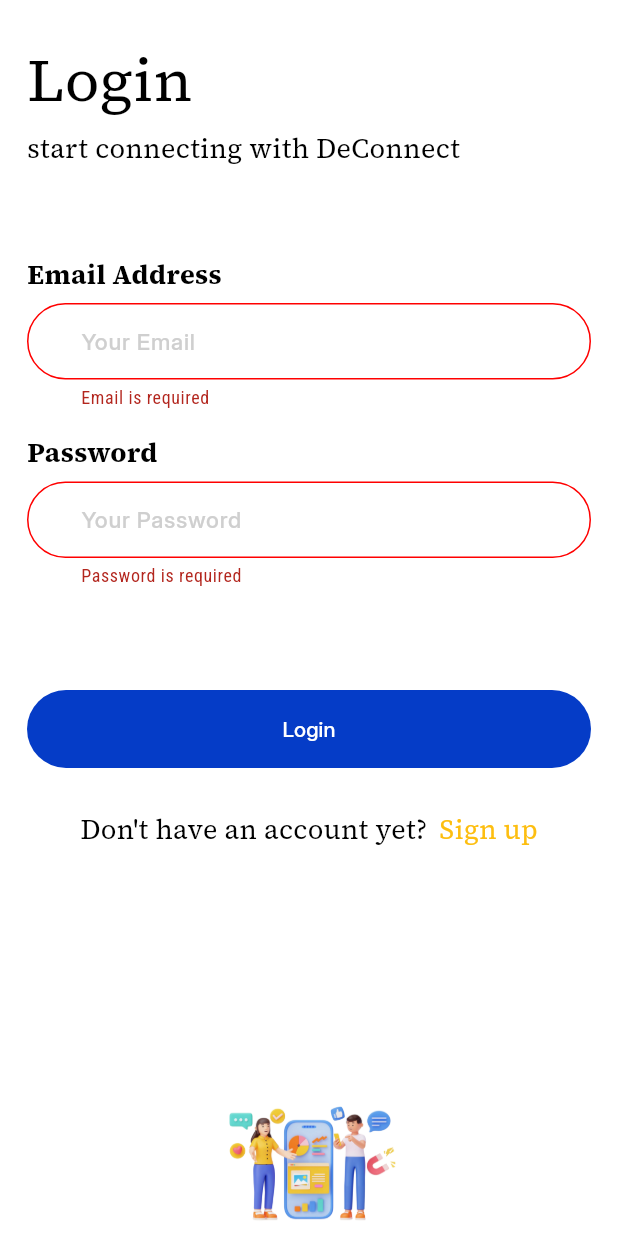
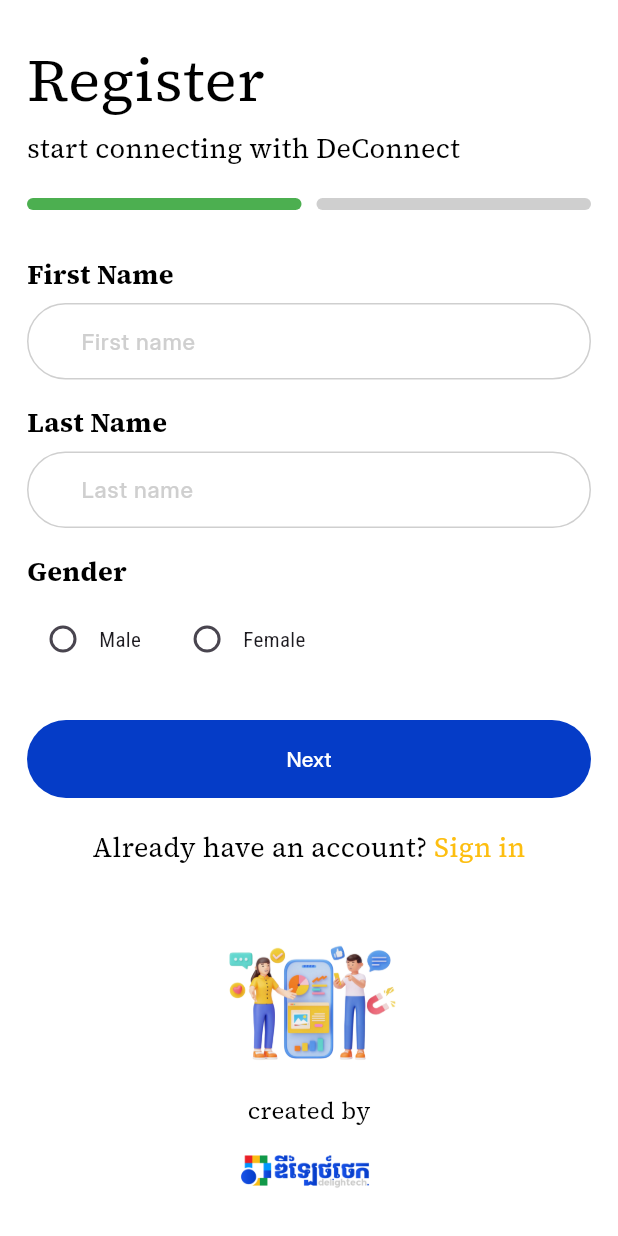
Before and after one commit to panhavathGit/deConnect-frontend, a Flutter app: the screen it shows after launch, after a tap on "Login", after a tap on "Sign up", on a phone screen of 412 x 824 dp. Run offline on Flutter 3.47's test engine with Material 3 defaults, Android fonts, the phone set to English and light mode, and no system bars; our stand-ins replace cached_network_image, flutter_dotenv, flutter_svg, go_router, supabase_flutter; accounts and stored records are empty.

Commit message:
feat: finish register

```diff
--- a/lib/core/routes/app_router.dart
+++ b/lib/core/routes/app_router.dart
@@ -9,6 +9,7 @@
 import '../../features/feed/presentation/views/post_detail_page.dart';
 import '../../features/feed/presentation/views/comments_page.dart';
 import '../../features/feed/data/models/feed_model.dart';
+import '../../features/auth/views/register_screen.dart';
 
 class AppRouter {
 
@@ -27,16 +28,30 @@
 
       if(_bypassAuth) return null;
 
+      // final isLoggedIn = SupabaseService.client.auth.currentUser != null;
+      // final isGoingToLogin = state.matchedLocation == '/login';
+
+      // // If user is not logged in and not going to login, redirect to login
+      // if (!isLoggedIn && !isGoingToLogin) {
+      //   return '/login';
+      // }
+
+      // // If user is logged in and going to login, redirect to main
+      // if (isLoggedIn && isGoingToLogin) {
+      //   return '/main';
+      // }
+
       final isLoggedIn = SupabaseService.client.auth.currentUser != null;
       final isGoingToLogin = state.matchedLocation == '/login';
+      final isGoingToRegister = state.matchedLocation == '/register';
 
-      // If user is not logged in and not going to login, redirect to login
-      if (!isLoggedIn && !isGoingToLogin) {
+      // If user is not logged in and not going to auth pages, redirect to login
+      if (!isLoggedIn && !isGoingToLogin && !isGoingToRegister) {
         return '/login';
       }
 
-      // If user is logged in and going to login, redirect to main
-      if (isLoggedIn && isGoingToLogin) {
+      // If user is logged in and going to auth pages, redirect to main
+      if (isLoggedIn && (isGoingToLogin || isGoingToRegister)) {
         return '/main';
       }
 
@@ -51,6 +66,13 @@
         name: 'login',
         pageBuilder: (context, state) => NoTransitionPage(
           child: LoginScreen.builder(context),
+        ),
+      ),
+      GoRoute(
+        path: '/register',
+        name: 'register',
+        pageBuilder: (context, state) => NoTransitionPage(
+          child: RegisterScreen.builder(context),
         ),
       ),
 
--- a/lib/core/widgets/custom_button.dart
+++ b/lib/core/widgets/custom_button.dart
@@ -72,7 +72,7 @@
   Widget build(BuildContext context) {
     return Container(
       width: width,
-      margin: margin ?? EdgeInsets.only(top: 68),
+      margin: margin ?? EdgeInsets.only(top: 20),
       child: ElevatedButton(
         onPressed: isEnabled ? onPressed : null,
         style: ElevatedButton.styleFrom(
--- a/lib/features/auth/data/models/user_model.dart
+++ b/lib/features/auth/data/models/user_model.dart
@@ -3,6 +3,9 @@
   final String id;
   final String name;
   final String email;
+  final String? firstName;      // Add
+  final String? lastName;       // Add
+  final String? gender;         // Add
   final String? avatarUrl;
   final String? bio;
   final DateTime createdAt;
@@ -11,6 +14,9 @@
     required this.id,
     required this.name,
     required this.email,
+    this.firstName,               // Add
+    this.lastName,                // Add
+    this.gender,                  // Add
     this.avatarUrl,
     this.bio,
     required this.createdAt,
@@ -19,8 +25,11 @@
   factory User.fromJson(Map<String, dynamic> json) {
     return User(
       id: json['id'],
-      name: json['name'],
+      name: json['name'] ?? json['username'] ?? 'Unknown',
       email: json['email'],
+      firstName: json['first_name'],     // Add
+      lastName: json['last_name'],       // Add
+      gender: json['gender'],            // Add
       avatarUrl: json['avatar_url'],
       bio: json['bio'],
       createdAt: json['created_at'] != null
@@ -34,6 +43,9 @@
       'id': id,
       'name': name,
       'email': email,
+      'first_name': firstName,         // Add
+      'last_name': lastName,           // Add
+      'gender': gender,                // Add
       'avatar_url': avatarUrl,
       'bio': bio,
       'created_at': createdAt.toIso8601String(),
--- a/lib/features/auth/data/repositories/auth_repository.dart
+++ b/lib/features/auth/data/repositories/auth_repository.dart
@@ -1,14 +1,58 @@
+// import 'package:supabase_flutter/supabase_flutter.dart';
+// import '../../../../../core/services/supabase_service.dart';
+
+// class AuthRepository {
+//   final _supabase = SupabaseService.client;
+
+//   // Future<AuthResponse> login(String email, String password) async {
+//   //   return await _supabase.auth.signInWithPassword(email: email, password: password);
+//   // }
+
+//    Future<AuthResponse> login(String email, String password) async {
+//     try {
+//       print('🔐 Attempting login for: $email');
+//       final response = await _supabase.auth.signInWithPassword(
+//         email: email,
+//         password: password
+//       );
+//       print('✅ Login successful: ${response.user?.email}');
+//       print('📝 User ID: ${response.user?.id}');
+//       print('📊 User metadata: ${response.user?.userMetadata}');
+//       return response;
+//     } catch (e) {
+//       print('❌ Login error: $e');
+//       rethrow;
+//     }
+//   }
+
+//   Future<AuthResponse> register(String email, String password, String username) async {
+//     return await _supabase.auth.signUp(
+//       email: email,
+//       password: password,
+//       data: {'username': username}, // Triggers the DB function
+//     );
+//   }
+
+//   Future<void> logout() async => await _supabase.auth.signOut();
+
+//   // User? get currentUser => _supabase.auth.currentUser;
+//   User? get currentUser {
+//     final user = _supabase.auth.currentUser;
+//     print('👤 Current user: ${user?.email ?? "No user logged in"}');
+//     return user;
+//   }
+
+// }
+
+
+// lib/features/auth/data/repositories/auth_repository.dart
 import 'package:supabase_flutter/supabase_flutter.dart';
 import '../../../../../core/services/supabase_service.dart';
 
 class AuthRepository {
   final _supabase = SupabaseService.client;
 
-  // Future<AuthResponse> login(String email, String password) async {
-  //   return await _supabase.auth.signInWithPassword(email: email, password: password);
-  // }
-
-   Future<AuthResponse> login(String email, String password) async {
+  Future<AuthResponse> login(String email, String password) async {
     try {
       print('🔐 Attempting login for: $email');
       final response = await _supabase.auth.signInWithPassword(
@@ -25,21 +69,49 @@
     }
   }
 
-  Future<AuthResponse> register(String email, String password, String username) async {
-    return await _supabase.auth.signUp(
-      email: email,
-      password: password,
-      data: {'username': username}, // Triggers the DB function
-    );
+  Future<AuthResponse> register({
+    required String email,
+    required String password,
+    required String username,
+    String? firstName,
+    String? lastName,
+    String? gender,
+  }) async {
+    try {
+      print('📝 Registering user: $email');
+      print('   Username: $username');
+      print('   First Name: $firstName');
+      print('   Last Name: $lastName');
+      print('   Gender: $gender');
+
+      final response = await _supabase.auth.signUp(
+        email: email,
+        password: password,
+        data: {
+          'username': username,
+          'first_name': firstName,
+          'last_name': lastName,
+          'gender': gender,
+        },
+      );
+
+      print('✅ Registration successful!');
+      return response;
+    } catch (e) {
+      print('❌ Registration error: $e');
+      rethrow;
+    }
   }
 
-  Future<void> logout() async => await _supabase.auth.signOut();
+  Future<void> logout() async {
+    print('🚪 Logging out...');
+    await _supabase.auth.signOut();
+    print('✅ Logout successful');
+  }
 
-  // User? get currentUser => _supabase.auth.currentUser;
   User? get currentUser {
     final user = _supabase.auth.currentUser;
     print('👤 Current user: ${user?.email ?? "No user logged in"}');
     return user;
   }
-
 }
--- a/lib/features/auth/views/login_screen.dart
+++ b/lib/features/auth/views/login_screen.dart
@@ -1,3 +1,4 @@
+// lib/features/auth/views/login_screen.dart
 import 'package:flutter/material.dart';
 import '../../../core/app_export.dart';
 import '../../../core/widgets/custom_button.dart';
@@ -33,7 +34,8 @@
   Widget build(BuildContext context) {
     return Scaffold(
       backgroundColor: appTheme.white_A700,
-      body: Consumer<AuthViewModel>(
+      body: SafeArea(  // Added SafeArea
+        child: Consumer<AuthViewModel>(
           builder: (context, provider, child) {
             return SingleChildScrollView(
               child: Form(
@@ -100,7 +102,7 @@
                         ],
                       ),
                       CustomButton(
-                      text: 'Login',
+                        text: provider.isLoading ? 'Loading...' : 'Login',
                         width: double.infinity,
                         backgroundColor: appTheme.blue_900,
                         textColor: appTheme.white_A700,
@@ -112,27 +114,11 @@
                         margin: EdgeInsets.only(top: 68),
                         fontSize: 15,
                         fontWeight: FontWeight.w700,
-                      // onPressed: provider.isLoading
-                      //     ? null
-                      //     : () {
-                      //         provider.onLoginPressed(context, _formKey);
-                      //       },
-                      // In the login button:
-
-                      // onPressed: () {
-                      //   // TODO: Implement provider-based authentication later
-                      //   // For now, navigate directly to feed page for UI testing
-                      //   if (_formKey.currentState?.validate() ?? false) {
-                      //     context.go('/main');
-                      //   }
-                      // },
-
                         onPressed: provider.isLoading
                             ? null
                             : () {
                                 provider.onLoginPressed(context, _formKey);
                               },
-
                       ),
                       SizedBox(height: 28),
                       Row(
@@ -147,7 +133,7 @@
                           SizedBox(width: 8),
                           GestureDetector(
                             onTap: () {
-                            provider.onSignUpPressed();
+                              provider.onSignUpPressed(context);
                             },
                             child: Text(
                               'Sign up',
@@ -159,7 +145,7 @@
                           ),
                         ],
                       ),
-                    SizedBox(height: 156),
+                      SizedBox(height: 100),
                       Center(
                         child: CustomImageView(
                           imagePath: ImageConstant.img3dIllustration,
@@ -194,6 +180,7 @@
             );
           },
         ),
+      ),
     );
   }
 }
--- /dev/null
+++ b/lib/features/auth/views/register_screen.dart
@@ -0,0 +1,369 @@
+// lib/features/auth/views/register_screen.dart
+import 'package:flutter/material.dart';
+import '../../../core/app_export.dart';
+import '../../../core/widgets/custom_button.dart';
+import '../../../core/widgets/custom_edit_text.dart';
+import '../../../core/widgets/custom_image_view.dart';
+import '../viewmodels/auth_viewmodel.dart';
+import 'package:go_router/go_router.dart';
+
+class RegisterScreen extends StatefulWidget {
+  const RegisterScreen({super.key});
+
+  static Widget builder(BuildContext context) {
+    return ChangeNotifierProvider<AuthViewModel>(
+      create: (context) => AuthViewModel(),
+      child: const RegisterScreen(),
+    );
+  }
+
+  @override
+  State<RegisterScreen> createState() => _RegisterScreenState();
+}
+
+class _RegisterScreenState extends State<RegisterScreen> {
+  final PageController _pageController = PageController();
+  final _formKeyStepOne = GlobalKey<FormState>();
+  final _formKeyStepTwo = GlobalKey<FormState>();
+  int _currentStep = 0;
+
+  void _nextPage() {
+    if (_currentStep == 0) {
+      if (_formKeyStepOne.currentState?.validate() ?? false) {
+        _pageController.nextPage(
+          duration: const Duration(milliseconds: 300),
+          curve: Curves.easeInOut,
+        );
+      }
+    }
+  }
+
+  void _previousPage() {
+    _pageController.previousPage(
+      duration: const Duration(milliseconds: 300),
+      curve: Curves.easeInOut,
+    );
+  }
+
+  @override
+  void dispose() {
+    _pageController.dispose();
+    super.dispose();
+  }
+
+  @override
+  Widget build(BuildContext context) {
+    return Scaffold(
+      backgroundColor: appTheme.white_A700,
+      body: Consumer<AuthViewModel>(
+        builder: (context, provider, child) {
+          return SafeArea(
+            child: Column(
+              children: [
+                Expanded(
+                  child: PageView(
+                    controller: _pageController,
+                    physics: const NeverScrollableScrollPhysics(),
+                    onPageChanged: (int page) => setState(() => _currentStep = page),
+                    children: [
+                      _buildStepOne(provider),
+                      _buildStepTwo(provider),
+                    ],
+                  ),
+                ),
+                _buildFooter(),
+              ],
+            ),
+          );
+        },
+      ),
+    );
+  }
+
+  Widget _buildStepOne(AuthViewModel provider) {
+    return SingleChildScrollView(
+      padding: const EdgeInsets.only(top: 24, left: 18, right: 18),
+      child: Form(
+        key: _formKeyStepOne,
+        child: Column(
+          crossAxisAlignment: CrossAxisAlignment.start,
+          children: [
+            _buildHeader(),
+            _buildProgressBar(step: 1),
+            const SizedBox(height: 30),
+
+            // First Name
+            Text(
+              'First Name',
+              style: TextStyleHelper.instance.title18BoldSourceSerifPro,
+            ),
+            const SizedBox(height: 6),
+            CustomEditText(
+              inputType: CustomInputType.text,
+              placeholder: 'First name',
+              controller: provider.firstNameController,
+              validator: (value) => provider.validateName(value, 'First name'),
+            ),
+            const SizedBox(height: 16),
+
+            // Last Name
+            Text(
+              'Last Name',
+              style: TextStyleHelper.instance.title18BoldSourceSerifPro,
+            ),
+            const SizedBox(height: 6),
+            CustomEditText(
+              inputType: CustomInputType.text,
+              placeholder: 'Last name',
+              controller: provider.lastNameController,
+              validator: (value) => provider.validateName(value, 'Last name'),
+            ),
+            const SizedBox(height: 16),
+
+            // Gender
+            Text(
+              'Gender',
+              style: TextStyleHelper.instance.title18BoldSourceSerifPro,
+            ),
+            const SizedBox(height: 8),
+            Row(
+              children: [
+                Radio<String>(
+                  value: 'Male',
+                  groupValue: provider.selectedGender,
+                  onChanged: (value) => provider.setGender(value!),
+                  activeColor: appTheme.blue_900,
+                ),
+                const Text('Male'),
+                const SizedBox(width: 20),
+                Radio<String>(
+                  value: 'Female',
+                  groupValue: provider.selectedGender,
+                  onChanged: (value) => provider.setGender(value!),
+                  activeColor: appTheme.blue_900,
+                ),
+                const Text('Female'),
+              ],
+            ),
+            const SizedBox(height: 10),
+
+            CustomButton(
+              text: 'Next',
+              width: double.infinity,
+              backgroundColor: appTheme.blue_900,
+              textColor: appTheme.white_A700,
+              borderRadius: 28,
+              padding: const EdgeInsets.symmetric(vertical: 16, horizontal: 30),
+              fontSize: 15,
+              fontWeight: FontWeight.w700,
+              onPressed: _nextPage,
+            ),
+            const SizedBox(height: 20),
+
+            Center(
+              child: GestureDetector(
+                onTap: () => provider.onSignInPressed(context),
+                child: Text.rich(
+                  TextSpan(
+                    children: [
+                      TextSpan(
+                        text: 'Already have an account? ',
+                        style: TextStyleHelper.instance.title18RegularSourceSerifPro,
+                      ),
+                      TextSpan(
+                        text: 'Sign in',
+                        style: TextStyleHelper.instance.title18RegularSourceSerifPro.copyWith(
+                          color: appTheme.amber_500,
+                        ),
+                      ),
+                    ],
+                  ),
+                ),
+              ),
+            ),
+            const SizedBox(height: 20),
+          ],
+        ),
+      ),
+    );
+  }
+
+  Widget _buildStepTwo(AuthViewModel provider) {
+    return SingleChildScrollView(
+      padding: const EdgeInsets.only(top: 24, left: 18, right: 18),
+      child: Form(
+        key: _formKeyStepTwo,
+        child: Column(
+          crossAxisAlignment: CrossAxisAlignment.start,
+          children: [
+
+            _buildHeader(),
+            _buildProgressBar(step: 2),
+            const SizedBox(height: 30),
+
+            // Username
+            Text(
+              'Username',
+              style: TextStyleHelper.instance.title18BoldSourceSerifPro,
+            ),
+            const SizedBox(height: 6),
+            CustomEditText(
+              inputType: CustomInputType.text,
+              placeholder: 'Username',
+              controller: provider.usernameController,
+              validator: provider.validateUsername,
+              onChanged: (value) => provider.updateUsernameError(),
+            ),
+            const SizedBox(height: 16),
+
+            // Email
+            Text(
+              'Email Address',
+              style: TextStyleHelper.instance.title18BoldSourceSerifPro,
+            ),
+            const SizedBox(height: 6),
+            CustomEditText(
+              inputType: CustomInputType.email,
+              placeholder: 'Email',
+              controller: provider.registerEmailController,
+              validator: provider.validateEmail,
+              onChanged: (value) => provider.updateEmailError(),
+            ),
+            const SizedBox(height: 16),
+
+            // Password
+            Text(
+              'Password',
+              style: TextStyleHelper.instance.title18BoldSourceSerifPro,
+            ),
+            const SizedBox(height: 6),
+            CustomEditText(
+              inputType: CustomInputType.password,
+              placeholder: 'Password',
+              controller: provider.registerPasswordController,
+              validator: provider.validatePassword,
+              onChanged: (value) => provider.updatePasswordError(),
+            ),
+            const SizedBox(height: 16),
+
+            // Confirm Password
+            Text(
+              'Confirm Password',
+              style: TextStyleHelper.instance.title18BoldSourceSerifPro,
+            ),
+            const SizedBox(height: 6),
+            CustomEditText(
+              inputType: CustomInputType.password,
+              placeholder: 'Confirm password',
+              controller: provider.confirmPasswordController,
+              validator: provider.validateConfirmPassword,
+              onChanged: (value) => provider.updateConfirmPasswordError(),
+            ),
+            const SizedBox(height: 30),
+
+            CustomButton(
+              text: provider.isLoading ? 'Registering...' : 'Register',
+              width: double.infinity,
+              backgroundColor: appTheme.blue_900,
+              textColor: appTheme.white_A700,
+              borderRadius: 28,
+              padding: const EdgeInsets.symmetric(vertical: 16, horizontal: 30),
+              fontSize: 15,
+              fontWeight: FontWeight.w700,
+              onPressed: provider.isLoading
+                  ? null
+                  : () => provider.onRegisterPressed(context, _formKeyStepTwo),
+            ),
+            const SizedBox(height: 20),
+
+            Center(
+              child: TextButton(
+                onPressed: _previousPage,
+                child: Text(
+                  'Back',
+                  style: TextStyleHelper.instance.title18RegularSourceSerifPro.copyWith(
+                    color: appTheme.amber_500,
+                    fontSize: 18,
+                  ),
+                ),
+              ),
+            ),
+            const SizedBox(height: 20),
+          ],
+        ),
+      ),
+    );
+  }
+
+  Widget _buildHeader() {
+    return Column(
+      crossAxisAlignment: CrossAxisAlignment.start,
+      children: [
+        Text(
+          'Register',
+          style: TextStyleHelper.instance.display40RegularSourceSerifPro,
+        ),
+        const SizedBox(height: 5),
+        Text(
+          'start connecting with DeConnect',
+          style: TextStyleHelper.instance.title18RegularSourceSerifPro,
+        ),
+        const SizedBox(height: 20),
+      ],
+    );
+  }
+
+  Widget _buildProgressBar({required int step}) {
+    return Row(
+      children: [
+        Expanded(
+          child: Container(
+            height: 8,
+            decoration: BoxDecoration(
+              color: appTheme.greenCustom,
+              borderRadius: BorderRadius.circular(10),
+            ),
+          ),
+        ),
+        const SizedBox(width: 10),
+        Expanded(
+          child: Container(
+            height: 8,
+            decoration: BoxDecoration(
+              color: step == 2 ? appTheme.greenCustom : appTheme.blue_gray_100,
+              borderRadius: BorderRadius.circular(10),
+            ),
+          ),
+        ),
+      ],
+    );
+  }
+
+  Widget _buildFooter() {
+    return Padding(
+      padding: const EdgeInsets.only(bottom: 20),
+      child: Column(
+        children: [
+          CustomImageView(
+            imagePath: ImageConstant.img3dIllustration,
+            width: 152,
+            height: 102,
+            fit: BoxFit.cover,
+          ),
+          const SizedBox(height: 12),
+          Text(
+            'created by',
+            style: TextStyleHelper.instance.title16RegularSourceSerifPro,
+          ),
+          const SizedBox(height: 8),
+          CustomImageView(
+            imagePath: ImageConstant.imgDelightechLogo,
+            width: 134,
+            height: 44,
+            fit: BoxFit.cover,
+          ),
+        ],
+      ),
+    );
+  }
+}
--- a/lib/features/profile/data/datasources/profile_remote_data_source.dart
+++ b/lib/features/profile/data/datasources/profile_remote_data_source.dart
@@ -112,6 +112,9 @@
         id: response['id'],
         name: response['username'] ?? 'Unknown',
         email: authUser?.email ?? '',
+        firstName: response['first_name'],      // Add
+        lastName: response['last_name'],        // Add
+        gender: response['gender'],             // Add
         avatarUrl: response['avatar_url'],
         bio: response['bio'],
         createdAt: DateTime.parse(response['created_at']),
```
Also changed, not shown: lib/features/auth/viewmodels/auth_viewmodel.dart (+145 -10 lines). Lines whose indentation alone changed are shown as unchanged.
